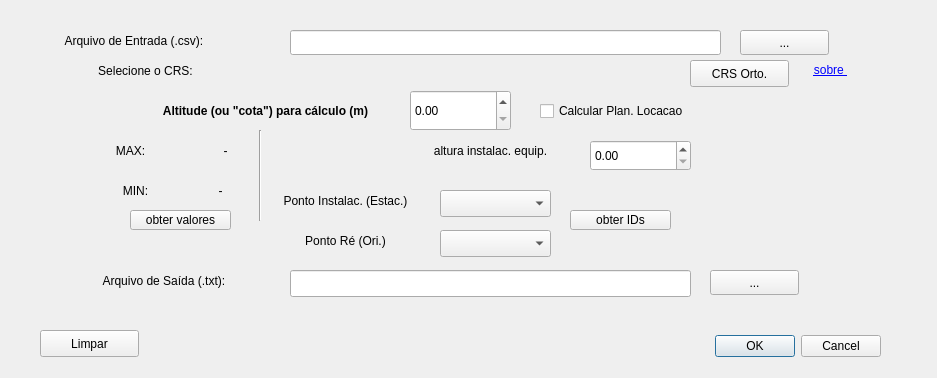
Before: the Qt Designer form volumator_dialog_base.ui in kauevestena/volum, drawn with Qt 5.
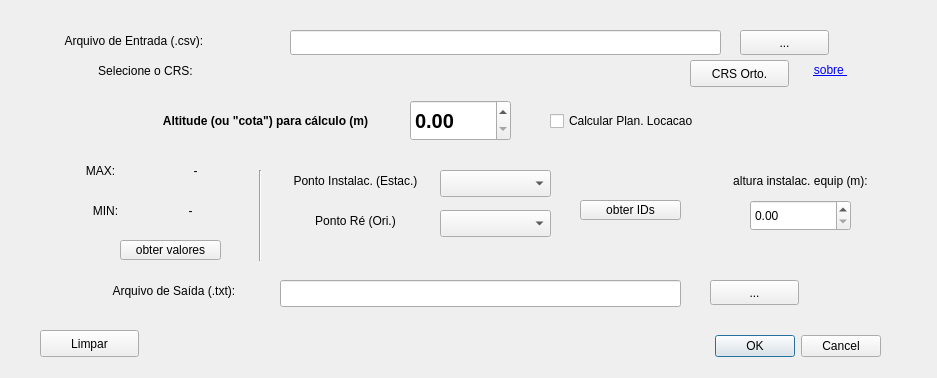
After: the same form once the commit is applied. Custom widgets are drawn as their Qt base class.

Diff of the .ui file:
```diff
--- a/volumator_dialog_base.ui
+++ b/volumator_dialog_base.ui
@@ -140,7 +140,7 @@
    <property name="geometry">
     <rect>
      <x>130</x>
-     <y>100</y>
+     <y>110</y>
      <width>271</width>
      <height>21</height>
     </rect>
@@ -161,8 +161,8 @@
   <widget class="QLineEdit" name="outputTxt">
    <property name="geometry">
     <rect>
-     <x>290</x>
-     <y>270</y>
+     <x>280</x>
+     <y>280</y>
      <width>401</width>
      <height>27</height>
     </rect>
@@ -171,8 +171,8 @@
   <widget class="QLabel" name="label_4">
    <property name="geometry">
     <rect>
-     <x>60</x>
-     <y>270</y>
+     <x>70</x>
+     <y>280</y>
      <width>211</width>
      <height>21</height>
     </rect>
@@ -188,7 +188,7 @@
    <property name="geometry">
     <rect>
      <x>710</x>
-     <y>270</y>
+     <y>280</y>
      <width>89</width>
      <height>25</height>
     </rect>
@@ -200,8 +200,8 @@
   <widget class="QLabel" name="label_5">
    <property name="geometry">
     <rect>
-     <x>110</x>
-     <y>140</y>
+     <x>80</x>
+     <y>160</y>
      <width>41</width>
      <height>21</height>
     </rect>
@@ -216,8 +216,8 @@
   <widget class="QLabel" name="label_6">
    <property name="geometry">
     <rect>
-     <x>110</x>
-     <y>180</y>
+     <x>80</x>
+     <y>200</y>
      <width>51</width>
      <height>21</height>
     </rect>
@@ -232,8 +232,8 @@
   <widget class="QLabel" name="lMIN">
    <property name="geometry">
     <rect>
-     <x>170</x>
-     <y>180</y>
+     <x>140</x>
+     <y>200</y>
      <width>101</width>
      <height>21</height>
     </rect>
@@ -248,8 +248,8 @@
   <widget class="QLabel" name="lMAX">
    <property name="geometry">
     <rect>
-     <x>170</x>
-     <y>140</y>
+     <x>140</x>
+     <y>160</y>
      <width>111</width>
      <height>21</height>
     </rect>
@@ -264,8 +264,8 @@
   <widget class="QPushButton" name="obMaxMin">
    <property name="geometry">
     <rect>
-     <x>130</x>
-     <y>210</y>
+     <x>120</x>
+     <y>240</y>
      <width>101</width>
      <height>20</height>
     </rect>
@@ -280,9 +280,9 @@
   <widget class="QLabel" name="label_8">
    <property name="geometry">
     <rect>
-     <x>410</x>
-     <y>140</y>
-     <width>161</width>
+     <x>710</x>
+     <y>170</y>
+     <width>181</width>
      <height>21</height>
     </rect>
    </property>
@@ -293,7 +293,7 @@
     </font>
    </property>
    <property name="text">
-    <string>altura instalac. equip.</string>
+    <string>altura instalac. equip (m):</string>
    </property>
    <property name="alignment">
     <set>Qt::AlignCenter</set>
@@ -303,7 +303,7 @@
    <property name="geometry">
     <rect>
      <x>250</x>
-     <y>130</y>
+     <y>170</y>
      <width>20</width>
      <height>91</height>
     </rect>
@@ -315,8 +315,8 @@
   <widget class="QCheckBox" name="calcLoc">
    <property name="geometry">
     <rect>
-     <x>540</x>
-     <y>100</y>
+     <x>550</x>
+     <y>110</y>
      <width>181</width>
      <height>22</height>
     </rect>
@@ -329,17 +329,24 @@
    <property name="geometry">
     <rect>
      <x>410</x>
-     <y>90</y>
+     <y>100</y>
      <width>101</width>
      <height>41</height>
     </rect>
    </property>
+   <property name="font">
+    <font>
+     <pointsize>15</pointsize>
+     <weight>75</weight>
+     <bold>true</bold>
+    </font>
+   </property>
   </widget>
   <widget class="QDoubleSpinBox" name="hEquip">
    <property name="geometry">
     <rect>
-     <x>590</x>
-     <y>140</y>
+     <x>750</x>
+     <y>200</y>
      <width>101</width>
      <height>31</height>
     </rect>
@@ -349,7 +356,7 @@
    <property name="geometry">
     <rect>
      <x>440</x>
-     <y>190</y>
+     <y>170</y>
      <width>111</width>
      <height>27</height>
     </rect>
@@ -358,8 +365,8 @@
   <widget class="QLabel" name="label_9">
    <property name="geometry">
     <rect>
-     <x>260</x>
-     <y>190</y>
+     <x>270</x>
+     <y>170</y>
      <width>171</width>
      <height>21</height>
     </rect>
@@ -380,8 +387,8 @@
   <widget class="QLabel" name="label_10">
    <property name="geometry">
     <rect>
-     <x>260</x>
-     <y>230</y>
+     <x>270</x>
+     <y>210</y>
      <width>171</width>
      <height>21</height>
     </rect>
@@ -403,7 +410,7 @@
    <property name="geometry">
     <rect>
      <x>440</x>
-     <y>230</y>
+     <y>210</y>
      <width>111</width>
      <height>27</height>
     </rect>
@@ -412,8 +419,8 @@
   <widget class="QPushButton" name="obIDs">
    <property name="geometry">
     <rect>
-     <x>570</x>
-     <y>210</y>
+     <x>580</x>
+     <y>200</y>
      <width>101</width>
      <height>20</height>
     </rect>
```
